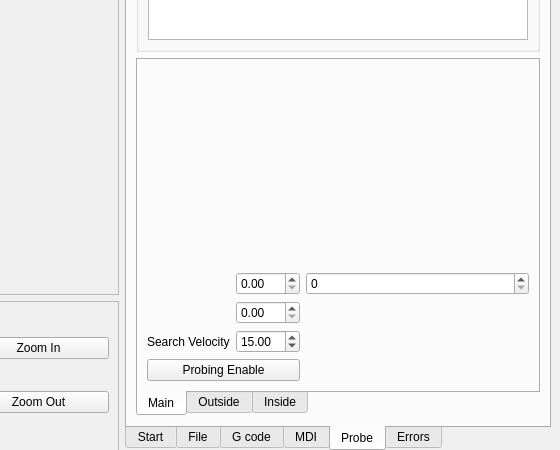
Before: the Qt Designer form examples/mill_touch_sim/mill_touch.ui in jethornton/flexgui, drawn with Qt 5; both pictures show x 640 to 1200 and y 326 to 776 of the 1200 by 889 pixel window.
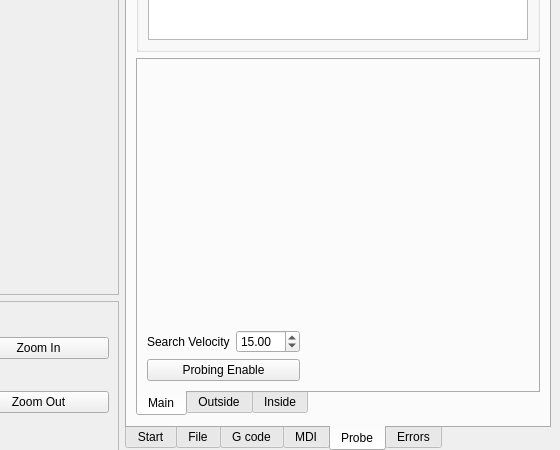
After: the same form once the commit is applied. The open tabs and pages were chosen to show the change.

```diff
--- a/examples/mill_touch_sim/mill_touch.ui
+++ b/examples/mill_touch_sim/mill_touch.ui
@@ -708,7 +708,7 @@
               </property>
              </widget>
             </item>
-            <item row="3" column="2">
+            <item row="1" column="2">
              <spacer name="horizontalSpacer_4">
               <property name="orientation">
                <enum>Qt::Horizontal</enum>
@@ -769,27 +769,6 @@
               </property>
              </spacer>
             </item>
-            <item row="2" column="1">
-             <widget class="QDoubleSpinBox" name="doubleSpinBox_2">
-              <property name="input" stdset="0">
-               <string>touch</string>
-              </property>
-             </widget>
-            </item>
-            <item row="1" column="1">
-             <widget class="QDoubleSpinBox" name="doubleSpinBox_3">
-              <property name="input" stdset="0">
-               <string>touch</string>
-              </property>
-             </widget>
-            </item>
-            <item row="1" column="2">
-             <widget class="QSpinBox" name="spinBox">
-              <property name="input" stdset="0">
-               <string>touch</string>
-              </property>
-             </widget>
-            </item>
            </layout>
           </widget>
           <widget class="QWidget" name="tab_7">
```
Left out of the diff: 8 changed lines with no effect on the pictures.
